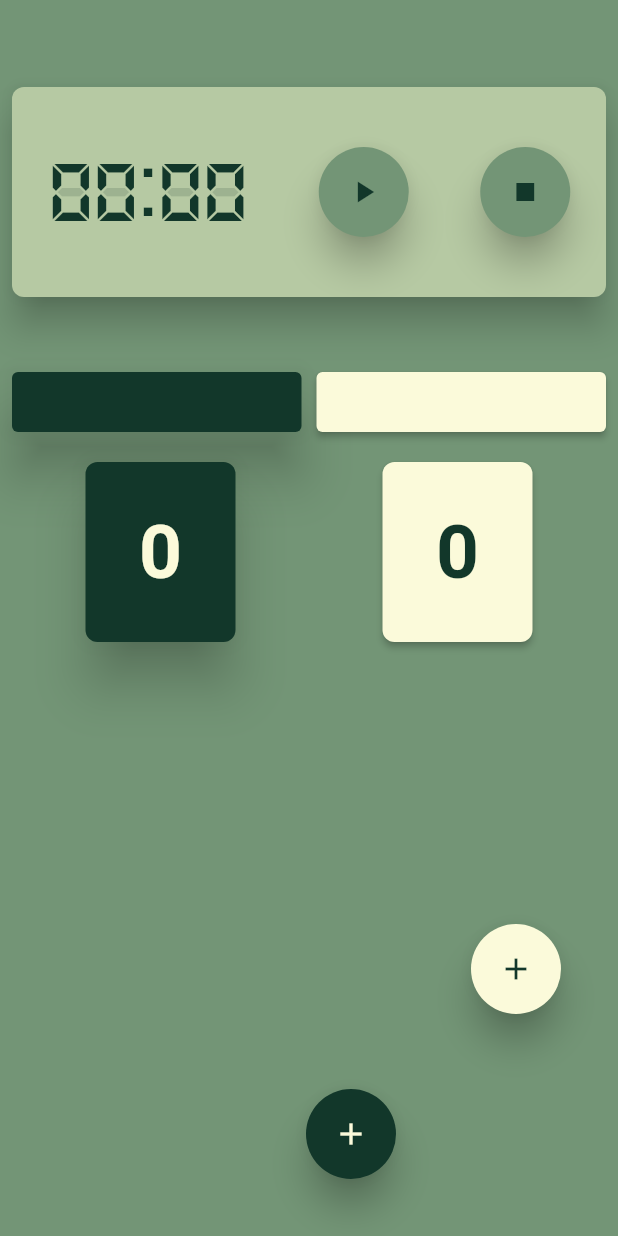
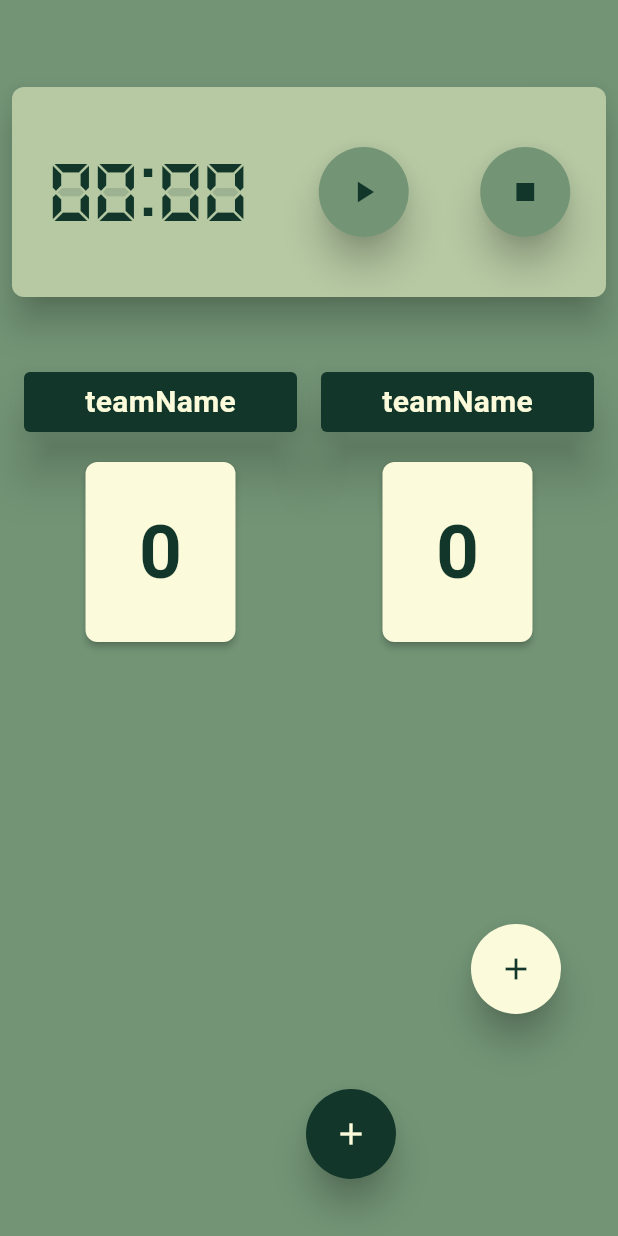
Before and after one commit to Jeilson-Dev/match_point_volley_log, a Flutter app: the screen it shows after launch, on a phone screen of 412 x 824 dp. Run offline on Flutter 3.47's test engine with Material 3 defaults, Android fonts, the phone set to English and light mode, and no system bars; our stand-ins replace freezed_annotation; generated files the repository leaves out were written again.

Commit message:
feat: add models and use generated code add make to deal with commands

```diff
--- /dev/null
+++ b/lib/components/individual_score_widget.dart
@@ -0,0 +1,31 @@
+import 'package:match_point_volley_log/core/core.dart';
+
+class IndividualScoreWidget extends StatelessWidget {
+  final String teamName;
+  final int teamScore;
+  const IndividualScoreWidget({super.key, required this.teamName, required this.teamScore});
+
+  @override
+  Widget build(BuildContext context) {
+    return Expanded(
+      child: Column(
+        children: [
+          ScoreTitleWidget(
+            text: teamName,
+            ballPossession: false,
+            color: VLColors.green700,
+            elevation: 10,
+            textColor: VLColors.green50,
+          ),
+          const SizedBox(height: 20),
+          Score(
+            score: '$teamScore',
+            ballPossession: true,
+            color: VLColors.green50,
+            textColor: VLColors.green700,
+          )
+        ],
+      ),
+    );
+  }
+}
--- a/lib/components/score_title_widget.dart
+++ b/lib/components/score_title_widget.dart
@@ -10,7 +10,8 @@ class ScoreTitleWidget extends StatelessWidget {
 
   @override
   Widget build(BuildContext context) {
-    return Expanded(
+    return Padding(
+      padding: const EdgeInsets.symmetric(horizontal: 8.0),
       child: Material(
         color: color,
         borderRadius: const BorderRadius.all(Radius.circular(4)),
--- a/lib/features/score/score_page.dart
+++ b/lib/features/score/score_page.dart
@@ -1,3 +1,4 @@
+import 'package:match_point_volley_log/components/individual_score_widget.dart';
 import 'package:match_point_volley_log/core/core.dart';
 import 'package:match_point_volley_log/features/score/score_view_model.dart';
 
@@ -45,40 +46,13 @@ class _ScorePageState extends State<ScorePage> {
                   seconds: model!.seconds.toString().padLeft(2, '0'),
                 ),
                 const SizedBox(height: 50),
-                Row(children: [
-                  ScoreTitleWidget(
-                    text: model!.teamAName,
-                    ballPossession: false,
-                    color: VLColors.green700,
-                    elevation: 10,
-                    textColor: VLColors.green50,
+                Expanded(
+                  child: Row(
+                    children: [
+                      IndividualScoreWidget(teamName: 'teamName', teamScore: model!.teamAScore),
+                      IndividualScoreWidget(teamName: 'teamName', teamScore: model!.teamAScore),
+                    ],
                   ),
-                  const SizedBox(width: 10),
-                  ScoreTitleWidget(
-                    text: model!.teamBName,
-                    ballPossession: true,
-                    color: VLColors.green50,
-                    elevation: 10,
-                    textColor: VLColors.green700,
-                  ),
-                ]),
-                const SizedBox(height: 20),
-                Row(
-                  mainAxisAlignment: MainAxisAlignment.spaceAround,
-                  children: [
-                    Score(
-                      score: '${model!.teamAScore}',
-                      ballPossession: false,
-                      color: VLColors.green700,
-                      textColor: VLColors.green50,
-                    ),
-                    Score(
-                      score: '${model!.teamBScore}',
-                      ballPossession: true,
-                      color: VLColors.green50,
-                      textColor: VLColors.green700,
-                    ),
-                  ],
                 )
               ],
             ),
--- /dev/null
+++ b/lib/models/dto.dart
@@ -0,0 +1,2 @@
+export 'package:match_point_volley_log/models/player_dto.dart';
+export 'package:match_point_volley_log/models/team_dto.dart';
--- a/pubspec.yaml
+++ b/pubspec.yaml
@@ -16,11 +16,16 @@ dependencies:
   flutter_launcher_icons: ^0.13.1
   provider: ^6.1.1
   get_it: ^7.6.7
+  freezed: ^2.4.7
+  json_serializable: ^6.7.1
+  freezed_annotation: ^2.4.1
+  json_annotation: ^4.8.1
 
 dev_dependencies:
   flutter_test:
     sdk: flutter
   flutter_lints: ^2.0.0
+  build_runner: ^2.4.8
 
 flutter:
   uses-material-design: true
```
Also changed, not shown: lib/models/player_dto.dart (added, +14 -0 lines), lib/models/team_dto.dart (added, +15 -0 lines), pubspec.lock, 2 other files.
